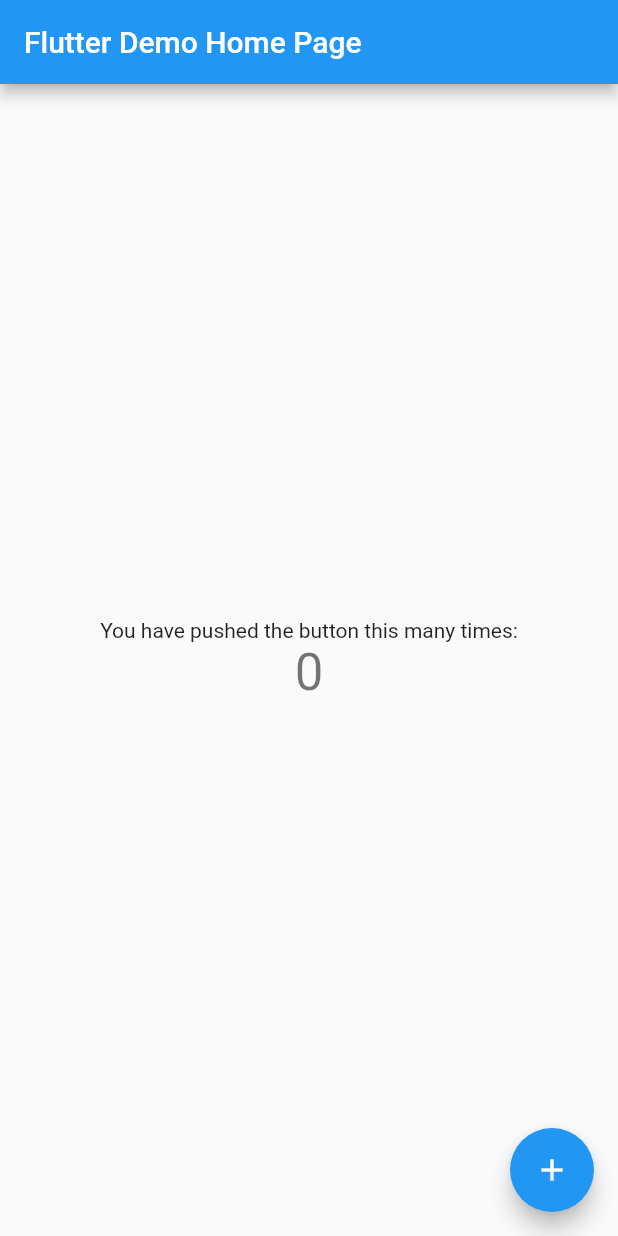
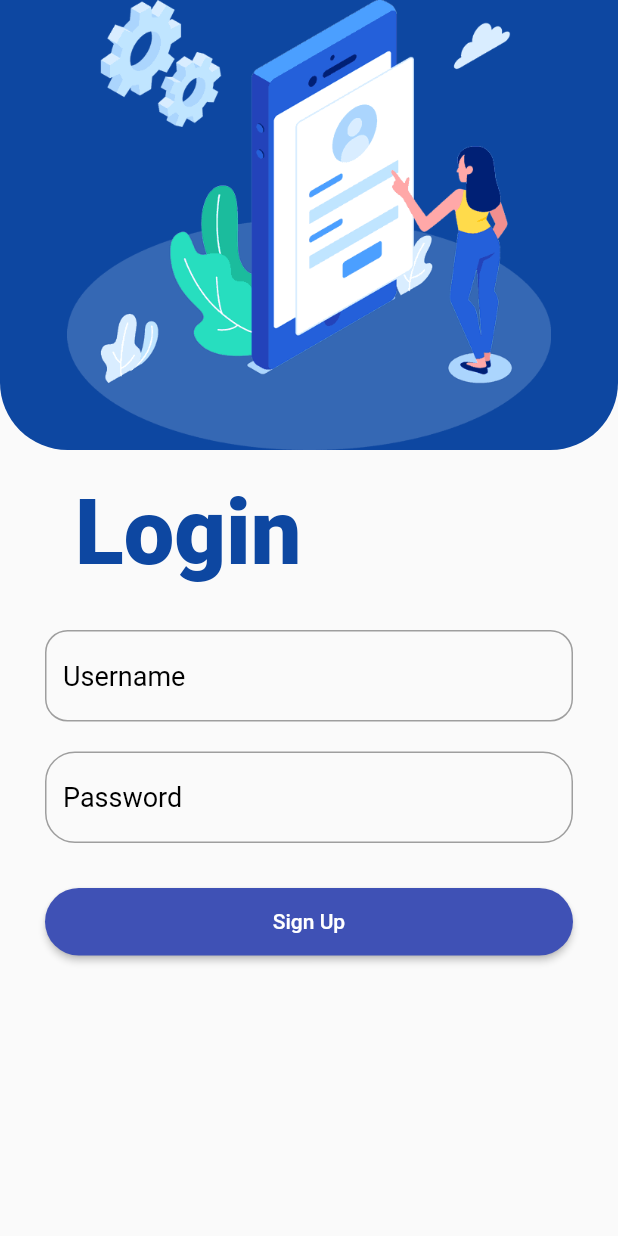
Before and after one commit to EnAhmad23/goal_screen, a Flutter app: the screen it shows after launch, on a phone screen of 412 x 824 dp. Run offline on Flutter 3.47's test engine with Material 2 defaults, Android fonts, the phone set to English and light mode, and no system bars; Roboto replaces fonts that are missing (bold).

Commit message:
Ahmad last updates

```diff
--- a/lib/home_screen.dart
+++ b/lib/home_screen.dart
@@ -0,0 +1,87 @@
+import 'package:flutter/material.dart';
+
+class HomeScreen extends StatelessWidget {
+  HomeScreen({Key? key}) : super(key: key);
+
+  @override
+  Widget build(BuildContext context) {
+    return Scaffold(
+      body: SingleChildScrollView(
+        child: Column(
+          crossAxisAlignment: CrossAxisAlignment.start,
+          mainAxisAlignment: MainAxisAlignment.start,
+          children: [
+            Container(
+              width: double.infinity,
+              height: 300,
+               decoration: BoxDecoration(borderRadius: const BorderRadius.only(bottomLeft: Radius.circular(45),bottomRight: Radius.circular(45)),color: Colors.blue[900],),
+                child: Image.asset("assets/images/im.png")),
+            Padding(
+              padding: const EdgeInsets.symmetric(horizontal: 50,vertical: 20),
+              child: Text(
+                "Login",
+                style: TextStyle(
+                    color: Colors.blue[900],
+                    fontSize: 60,
+                    fontFamily: "bold",
+                    fontWeight:FontWeight.w900 ),
+              ),
+            ),
+            // const SizedBox(height: 40,),
+            Padding(
+                padding:const EdgeInsets.symmetric(vertical: 10, horizontal: 30),
+                child: TextFormField(
+                  style: const TextStyle(color: Colors.white, fontSize: 18),
+                  keyboardType: TextInputType.name,
+                  decoration: const InputDecoration(
+                      hintText: "Username",
+                      hintStyle: TextStyle(color: Colors.black),
+                      enabledBorder: OutlineInputBorder(
+                          borderRadius: BorderRadius.all(Radius.circular(15)),
+                          borderSide: BorderSide(color: Colors.grey)),
+                      focusedBorder: OutlineInputBorder(
+                        borderSide: BorderSide(color: Colors.black),
+                      )),
+                )),
+            Padding(
+              padding: const EdgeInsets.symmetric(vertical: 10, horizontal: 30),
+              child: TextFormField(
+                style: const TextStyle(color: Colors.white, fontSize: 18),
+                keyboardType: TextInputType.visiblePassword,
+                decoration: const InputDecoration(
+                  hintText: "Password",
+                  hintStyle: TextStyle(color: Colors.black),
+                  enabledBorder: OutlineInputBorder(
+                      borderRadius: BorderRadius.all(Radius.circular(20)),
+                      borderSide: BorderSide(color: Colors.grey)),
+                  // focusedBorder: UnderlineInputBorder(
+                  //     borderSide: BorderSide(color: Colors.black))
+                ),
+              ),
+            ),
+            const SizedBox(
+              height: 20,
+            ),
+            Container(width: double.infinity,height: 45,padding: const EdgeInsets.symmetric(horizontal: 30),
+              child: ElevatedButton(
+                  style: ElevatedButton.styleFrom(
+                      padding: const EdgeInsets.symmetric(vertical: 10, horizontal: 50),
+                      shape: RoundedRectangleBorder(
+                          borderRadius: BorderRadius.circular(30)),
+                      backgroundColor: Colors.indigo),
+                  onPressed: () {},
+                  child: const Text(
+                    "Sign Up",
+                    style: TextStyle(color: Colors.white),
+                  )),
+            ),
+            const SizedBox(
+              height: 80,
+            ),
+          ],
+        ),
+      ),
+    );
+    throw UnimplementedError();
+  }
+}
--- a/lib/main.dart
+++ b/lib/main.dart
@@ -1,4 +1,5 @@
 import 'package:flutter/material.dart';
+import 'package:montada/home_screen.dart';
 
 void main() {
   runApp(const MyApp());
@@ -12,19 +13,8 @@
   Widget build(BuildContext context) {
     return MaterialApp(
       title: 'Flutter Demo',
-      theme: ThemeData(
-        // This is the theme of your application.
-        //
-        // Try running your application with "flutter run". You'll see the
-        // application has a blue toolbar. Then, without quitting the app, try
-        // changing the primarySwatch below to Colors.green and then invoke
-        // "hot reload" (press "r" in the console where you ran "flutter run",
-        // or simply save your changes to "hot reload" in a Flutter IDE).
-        // Notice that the counter didn't reset back to zero; the application
-        // is not restarted.
-        primarySwatch: Colors.blue,
-      ),
-      home: const MyHomePage(title: 'Flutter Demo Home Page'),
+      debugShowCheckedModeBanner: false,
+      home:  HomeScreen(),
     );
   }
 }
--- a/pubspec.yaml
+++ b/pubspec.yaml
@@ -58,10 +58,10 @@
   # included with your application, so that you can use the icons in
   # the material Icons class.
   uses-material-design: true
+  assets:
+    - assets/images/
+  # To add assets to your application, add an assets section, like this:
 
-  # To add assets to your application, add an assets section, like this:
-  # assets:
-  #   - images/a_dot_burr.jpeg
   #   - images/a_dot_ham.jpeg
 
   # An image asset can refer to one or more resolution-specific "variants", see
```
Also changed, not shown: assets/images/im.png (added), imges/l.png (added).
